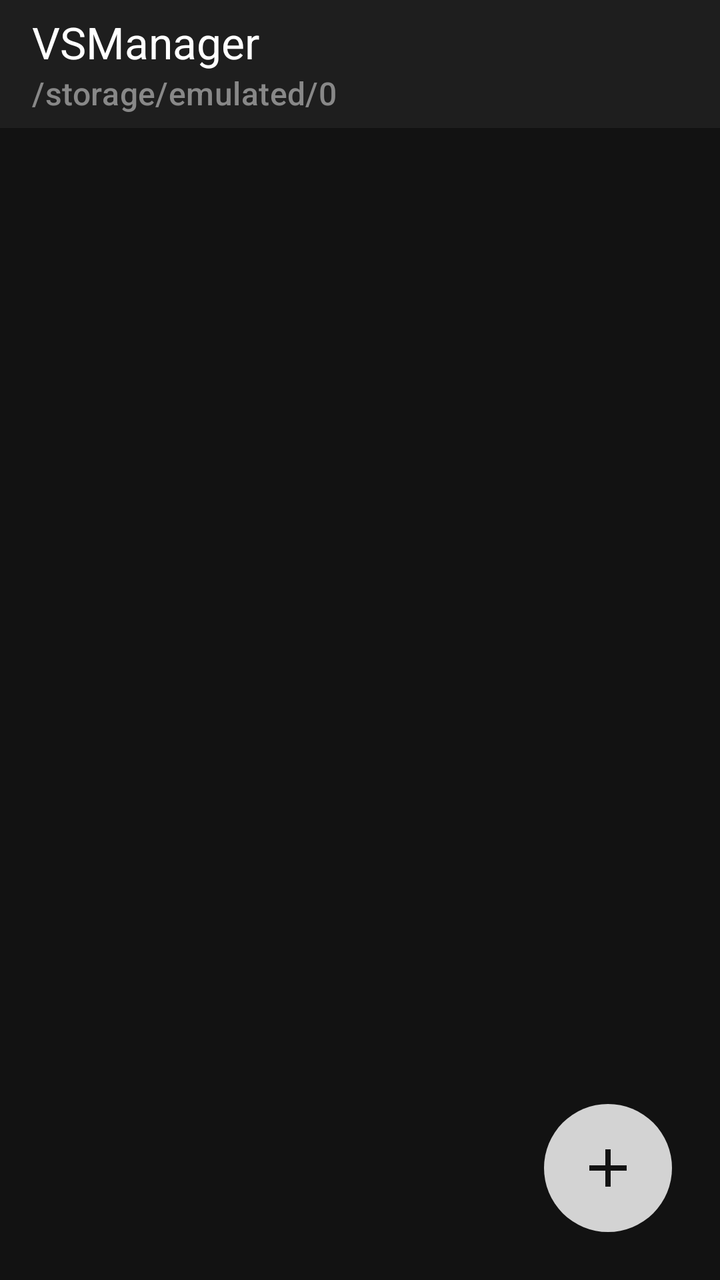
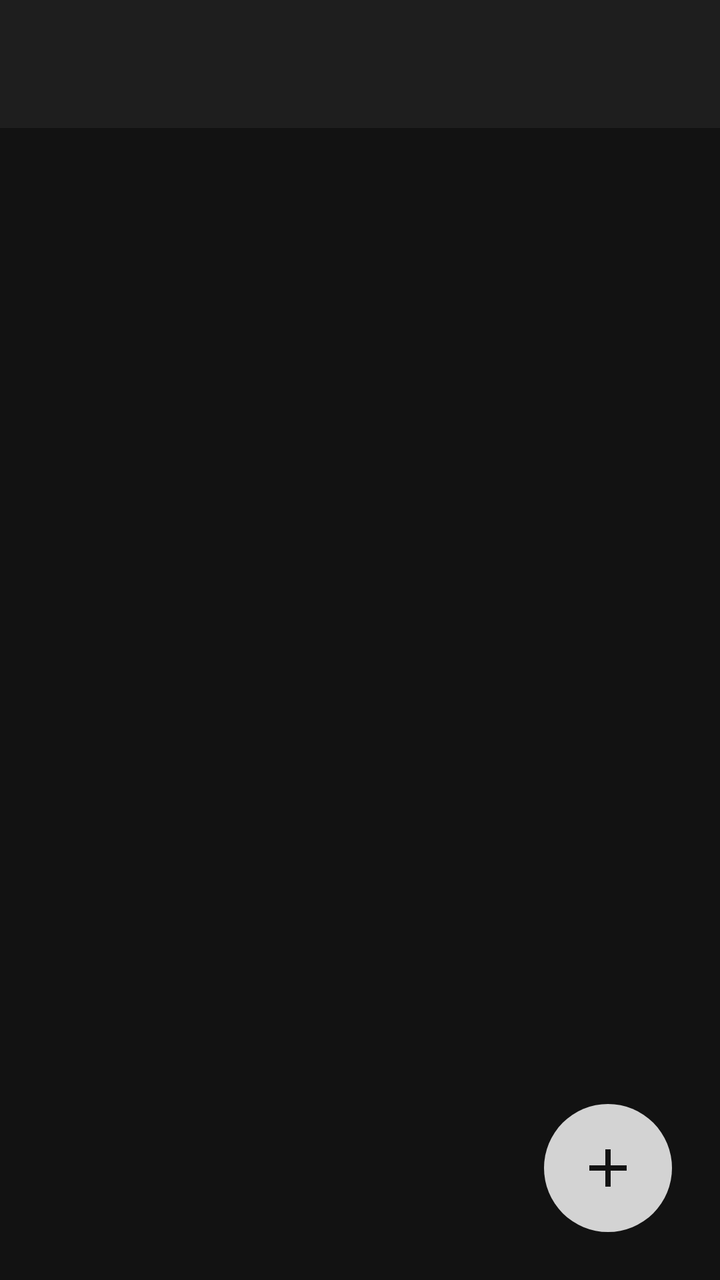

The first picture is an Android layout as it rendered before a commit; the second is the same layout after the commit. The layout source and the unified diff follow.
<!-- AndroidManifest.xml: application theme Theme.VSManager -->
<!-- res/layout/activity_main.xml -->
<?xml version="1.0" encoding="utf-8"?>
<androidx.coordinatorlayout.widget.CoordinatorLayout 
    xmlns:android="http://schemas.android.com/apk/res/android"
    xmlns:app="http://schemas.android.com/apk/res-auto"
    android:layout_width="match_parent"
    android:layout_height="match_parent"
    android:background="#121212">

    <com.google.android.material.appbar.AppBarLayout
        android:layout_width="match_parent"
        android:layout_height="wrap_content"
        android:background="#1E1E1E"
        app:elevation="4dp">

        <androidx.appcompat.widget.Toolbar
            android:id="@+id/toolbar"
            android:layout_width="match_parent"
            android:layout_height="?attr/actionBarSize"
            app:title="VSManager"
            app:titleTextColor="#FFFFFF"
            app:subtitle="/storage/emulated/0"
            app:subtitleTextColor="#888888" />
    </com.google.android.material.appbar.AppBarLayout>

    <androidx.recyclerview.widget.RecyclerView
        android:id="@+id/recyclerView"
        android:layout_width="match_parent"
        android:layout_height="match_parent"
        app:layout_behavior="@string/appbar_scrolling_view_behavior" />

    <FrameLayout
        android:id="@+id/fabContainer"
        android:layout_width="64dp"
        android:layout_height="64dp"
        android:layout_gravity="bottom|end"
        android:layout_margin="24dp"
        android:background="@drawable/bg_fab" 
        android:clickable="true"
        android:focusable="true">

        <ImageView
            android:id="@+id/fabIcon"
            android:layout_width="32dp"
            android:layout_height="32dp"
            android:layout_gravity="center"
            android:src="@drawable/ic_add"
            app:tint="#121212" />
    </FrameLayout>
</androidx.coordinatorlayout.widget.CoordinatorLayout>
<!-- resources referenced by this layout -->
<resources>
  <!-- drawable bg_fab (drawable) -->
  <?xml version="1.0" encoding="utf-8"?>
  <shape xmlns:android="http://schemas.android.com/apk/res/android" android:shape="oval">
      <solid android:color="#D3D3D3"/>
  </shape>
  <!-- drawable ic_add (drawable) -->
  <vector xmlns:android="http://schemas.android.com/apk/res/android"
      android:width="24dp"
      android:height="24dp"
      android:viewportWidth="24"
      android:viewportHeight="24">
      <path
          android:fillColor="#000000"
          android:pathData="M19,13h-6v6h-2v-6H5v-2h6V5h2v6h6v2z"/>
  </vector>
  <style name="Theme.VSManager" parent="Theme.Material3.Dark.NoActionBar">
          <item name="colorPrimary">#D3D3D3</item>
          <item name="android:statusBarColor">#1E1E1E</item>
          <item name="android:navigationBarColor">#121212</item>
          <item name="android:windowBackground">#121212</item>
      </style>
</resources>

<!-- the commit's change to res/layout/activity_main.xml (unified diff, before → after) -->
@@ -16,9 +16,7 @@
             android:id="@+id/toolbar"
             android:layout_width="match_parent"
             android:layout_height="?attr/actionBarSize"
-            app:title="VSManager"
             app:titleTextColor="#FFFFFF"
-            app:subtitle="/storage/emulated/0"
             app:subtitleTextColor="#888888" />
     </com.google.android.material.appbar.AppBarLayout>
 
